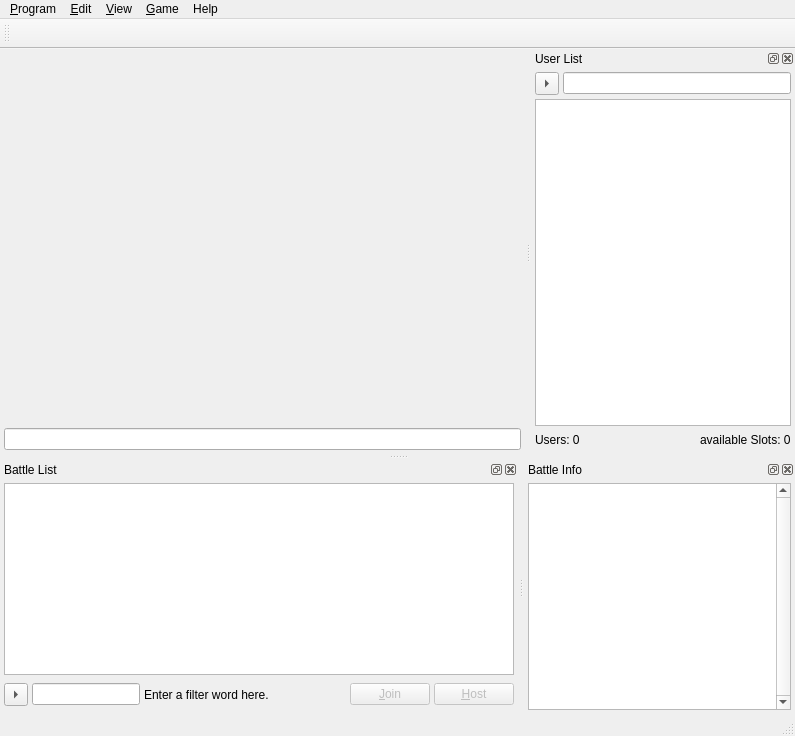
tizbac/qtlobby, file ui/MainWidget.ui: the form before one commit.
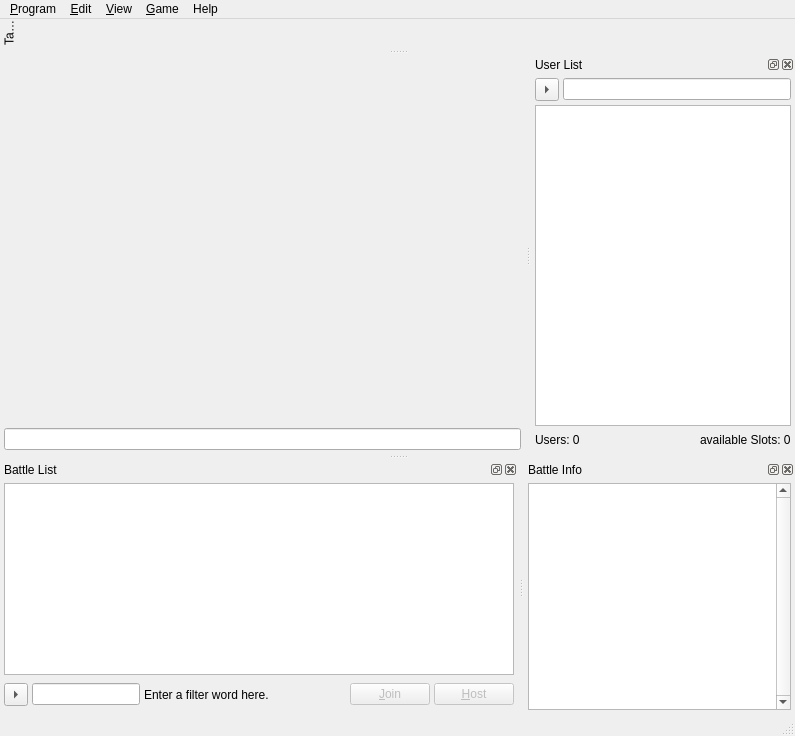
The form after the commit. Icons and pictures are not drawn. Custom widgets are drawn as their Qt base class.

Commit message: Moved toolbar to another dock. Provided default states for main window.

Diff of the .ui file:
```diff
--- a/ui/MainWidget.ui
+++ b/ui/MainWidget.ui
@@ -360,34 +360,55 @@
     </layout>
    </widget>
   </widget>
-  <widget class="QToolBar" name="tabsToolBar">
-   <property name="minimumSize">
-    <size>
-     <width>0</width>
-     <height>30</height>
-    </size>
+  <widget class="QDockWidget" name="tabsDockWidget">
+   <property name="sizePolicy">
+    <sizepolicy hsizetype="Minimum" vsizetype="Minimum">
+     <horstretch>0</horstretch>
+     <verstretch>0</verstretch>
+    </sizepolicy>
    </property>
-   <property name="maximumSize">
-    <size>
-     <width>16777215</width>
-     <height>30</height>
-    </size>
+   <property name="features">
+    <set>QDockWidget::DockWidgetMovable|QDockWidget::DockWidgetVerticalTitleBar</set>
    </property>
    <property name="windowTitle">
-    <string>toolBar</string>
+    <string>Tabs</string>
    </property>
-   <property name="allowedAreas">
-    <set>Qt::TopToolBarArea</set>
-   </property>
-   <property name="floatable">
-    <bool>false</bool>
-   </property>
-   <attribute name="toolBarArea">
-    <enum>TopToolBarArea</enum>
+   <attribute name="dockWidgetArea">
+    <number>4</number>
    </attribute>
-   <attribute name="toolBarBreak">
-    <bool>false</bool>
-   </attribute>
+   <widget class="QWidget" name="dockWidgetContents_2">
+    <layout class="QGridLayout" name="gridLayout_5">
+     <item row="0" column="0">
+      <widget class="ToolBarWidget" name="toolBarWidget" native="true"/>
+     </item>
+     <item row="0" column="1">
+      <spacer name="horizontalSpacer">
+       <property name="orientation">
+        <enum>Qt::Horizontal</enum>
+       </property>
+       <property name="sizeHint" stdset="0">
+        <size>
+         <width>744</width>
+         <height>20</height>
+        </size>
+       </property>
+      </spacer>
+     </item>
+     <item row="1" column="0" colspan="2">
+      <spacer name="verticalSpacer">
+       <property name="orientation">
+        <enum>Qt::Vertical</enum>
+       </property>
+       <property name="sizeHint" stdset="0">
+        <size>
+         <width>748</width>
+         <height>2</height>
+        </size>
+       </property>
+      </spacer>
+     </item>
+    </layout>
+   </widget>
   </widget>
   <action name="action_Exit">
    <property name="icon">
@@ -625,6 +646,12 @@
    <extends>QTreeView</extends>
    <header>UsersTreeView.h</header>
   </customwidget>
+  <customwidget>
+   <class>ToolBarWidget</class>
+   <extends>QWidget</extends>
+   <header>ToolBarWidget.h</header>
+   <container>1</container>
+  </customwidget>
  </customwidgets>
  <resources>
   <include location="../resources.qrc"/>
```
The commit also changes 3 other files.
